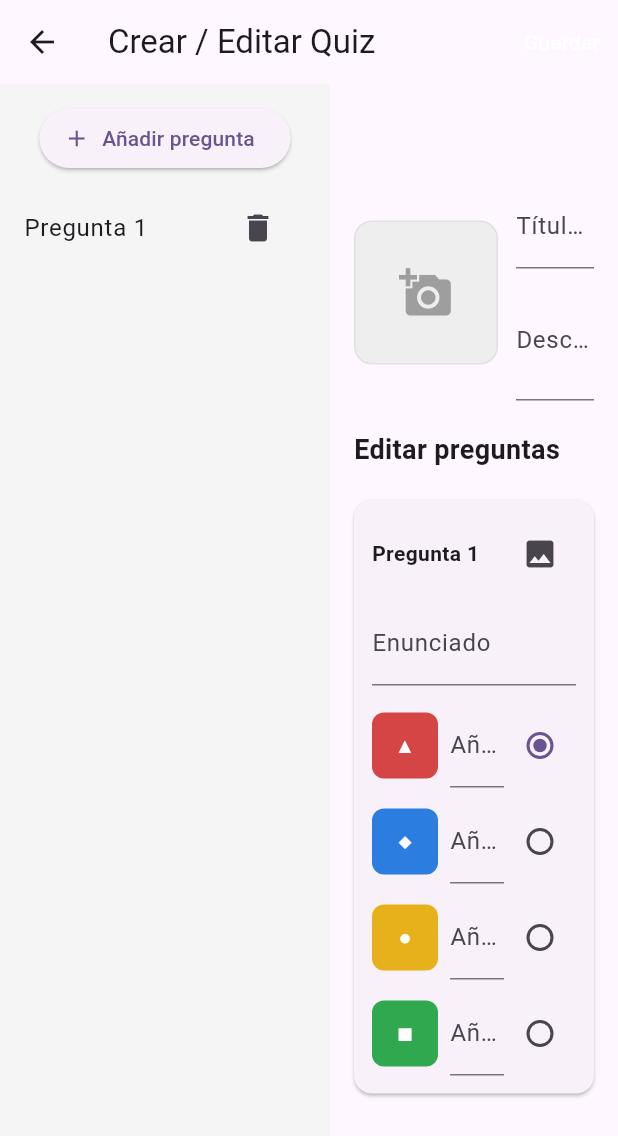
After one commit to aledance/QuizGoFront, a Flutter app: the QuizEditorPage screen opened directly, after a tap on "Añadir pregunta", on a phone screen of 412 x 824 dp. The commit adds this screen. Shown: the top 1136 px of the screen. Run offline on Flutter 3.47's test engine with Material 3 defaults, Android fonts, the phone set to English and light mode, and no system bars; our stand-ins replace fpdart, freezed_annotation, image_picker.

Commit message:
se creo la interfaz de  creacion de quices y editar quices

```diff
--- a/lib/application/quiz/use_cases/create_quiz.dart
+++ b/lib/application/quiz/use_cases/create_quiz.dart
@@ -1,6 +1,7 @@
 import 'package:fpdart/fpdart.dart';
 import 'package:flutter_application_1/domain/quiz/entities/author.dart';
 import 'package:flutter_application_1/domain/quiz/entities/quiz.dart';
+import 'package:flutter_application_1/domain/quiz/entities/question.dart';
 import 'package:flutter_application_1/domain/quiz/repositories/quiz_failure.dart';
 import 'package:flutter_application_1/domain/quiz/repositories/quiz_repository.dart';
 import 'package:flutter_application_1/domain/quiz/value_objects/quiz_description.dart';
@@ -18,6 +19,7 @@ class CreateQuiz {
     required String description,
     required Visibility visibility,
     required Author author,
+    List<Question>? questions,
   }) async {
     final newQuiz = Quiz(
       id: UniqueId(),
@@ -26,7 +28,7 @@ class CreateQuiz {
       visibility: visibility,
       author: author,
       createdAt: DateTime.now(),
-      questions: [],
+      questions: questions ?? [],
     );
 
     return _quizRepository.create(newQuiz);
--- /dev/null
+++ b/lib/presentation/quiz/quiz_editor_page.dart
@@ -0,0 +1,287 @@
+import 'dart:io';
+
+import 'package:flutter/material.dart' hide Visibility;
+import 'package:image_picker/image_picker.dart';
+import 'package:flutter_application_1/application/quiz/use_cases/create_quiz.dart';
+import 'package:flutter_application_1/infrastructure/injection.dart';
+import 'package:flutter_application_1/domain/quiz/value_objects/visibility.dart';
+import 'package:flutter_application_1/domain/quiz/entities/question.dart' as d;
+import 'package:flutter_application_1/domain/quiz/entities/option.dart' as dopt;
+import 'package:flutter_application_1/domain/quiz/value_objects/unique_id.dart';
+import 'package:flutter_application_1/domain/quiz/value_objects/question_statement.dart';
+import 'package:flutter_application_1/domain/quiz/value_objects/option_text.dart';
+import 'package:flutter_application_1/domain/quiz/entities/author.dart';
+
+class QuizEditorPage extends StatefulWidget {
+  const QuizEditorPage({Key? key}) : super(key: key);
+
+  @override
+  State<QuizEditorPage> createState() => _QuizEditorPageState();
+}
+
+class _QuizEditorPageState extends State<QuizEditorPage> {
+  final _titleCtrl = TextEditingController();
+  final _descCtrl = TextEditingController();
+
+  final List<_QuestionDraft> _questions = [];
+  String? _quizImagePath;
+  final ImagePicker _picker = ImagePicker();
+
+  @override
+  void dispose() {
+    _titleCtrl.dispose();
+    _descCtrl.dispose();
+    super.dispose();
+  }
+
+  void _addQuestion() {
+    setState(() => _questions.add(_QuestionDraft()));
+  }
+
+  Future<void> _pickQuizImage() async {
+    final f = await _picker.pickImage(source: ImageSource.gallery, maxWidth: 1200);
+    if (f != null) setState(() => _quizImagePath = f.path);
+  }
+
+  void _removeQuestion(int index) {
+    setState(() => _questions.removeAt(index));
+  }
+
+  Future<void> _saveQuiz() async {
+    if (_titleCtrl.text.trim().isEmpty) {
+      ScaffoldMessenger.of(context).showSnackBar(const SnackBar(content: Text('El título es requerido')));
+      return;
+    }
+
+    if (_questions.isEmpty) {
+      ScaffoldMessenger.of(context).showSnackBar(const SnackBar(content: Text('Añade al menos una pregunta')));
+      return;
+    }
+
+    // build domain questions
+    final domainQuestions = _questions.map((q) {
+      final opts = List.generate(q.options.length, (i) => dopt.Option(id: UniqueId(), text: OptionText(q.options[i])));
+      final correct = opts[q.correctIndex.clamp(0, opts.length - 1)];
+      return d.Question(id: UniqueId(), statement: QuestionStatement(q.statement), options: opts, correctOption: correct);
+    }).toList();
+
+    final repo = createQuizRepository();
+    final create = CreateQuiz(repo);
+    final author = Author(id: UniqueId(), name: 'Autor demo');
+
+    final res = await create.call(name: _titleCtrl.text.trim(), description: _descCtrl.text.trim(), visibility: Visibility.public, author: author, questions: domainQuestions);
+
+    res.match(
+      (l) => ScaffoldMessenger.of(context).showSnackBar(const SnackBar(content: Text('Error creando quiz'))),
+      (r) => ScaffoldMessenger.of(context).showSnackBar(const SnackBar(content: Text('Quiz creado'))),
+    );
+  }
+
+  @override
+  Widget build(BuildContext context) {
+    return Scaffold(
+      appBar: AppBar(
+        title: const Text('Crear / Editar Quiz'),
+        actions: [
+          TextButton(
+            onPressed: _saveQuiz,
+            child: const Text('Guardar', style: TextStyle(color: Colors.white)),
+          )
+        ],
+      ),
+      body: Row(
+        children: [
+          // Left: questions list
+          Container(
+            width: 220,
+            color: Colors.grey.shade100,
+            child: Column(
+              children: [
+                const SizedBox(height: 12),
+                ElevatedButton.icon(onPressed: _addQuestion, icon: const Icon(Icons.add), label: const Text('Añadir pregunta')),
+                const SizedBox(height: 8),
+                Expanded(
+                  child: ListView.builder(
+                    itemCount: _questions.length,
+                    itemBuilder: (context, idx) {
+                      return ListTile(
+                        title: Text('Pregunta ${idx + 1}'),
+                        trailing: IconButton(icon: const Icon(Icons.delete), onPressed: () => _removeQuestion(idx)),
+                        selected: _selected == idx,
+                        onTap: () => setState(() => _selected = idx),
+                      );
+                    },
+                  ),
+                )
+              ],
+            ),
+          ),
+          // Center: editor
+          Expanded(
+            child: Padding(
+              padding: const EdgeInsets.all(16),
+              child: SingleChildScrollView(
+                child: Column(
+                  crossAxisAlignment: CrossAxisAlignment.stretch,
+                  children: [
+                    // Header with quiz image and title
+                    Row(
+                      children: [
+                        GestureDetector(
+                          onTap: _pickQuizImage,
+                          child: Container(
+                            width: 96,
+                            height: 96,
+                            decoration: BoxDecoration(
+                              color: Colors.grey.shade200,
+                              borderRadius: BorderRadius.circular(12),
+                              border: Border.all(color: Colors.grey.shade300),
+                            ),
+                            child: _quizImagePath == null
+                                ? const Icon(Icons.add_a_photo, color: Colors.grey, size: 36)
+                                : ClipRRect(borderRadius: BorderRadius.circular(12), child: Image.file(File(_quizImagePath!), fit: BoxFit.cover)),
+                          ),
+                        ),
+                        const SizedBox(width: 12),
+                        Expanded(
+                          child: Column(
+                            crossAxisAlignment: CrossAxisAlignment.start,
+                            children: [
+                              TextField(controller: _titleCtrl, decoration: const InputDecoration(labelText: 'Título del Quiz')),
+                              const SizedBox(height: 8),
+                              TextField(controller: _descCtrl, decoration: const InputDecoration(labelText: 'Descripción (opcional)'), maxLines: 2),
+                            ],
+                          ),
+                        ),
+                      ],
+                    ),
+                    const SizedBox(height: 20),
+                    const Text('Editar preguntas', style: TextStyle(fontSize: 18, fontWeight: FontWeight.w600)),
+                    const SizedBox(height: 12),
+                    ..._questions.asMap().entries.map((e) {
+                      final idx = e.key;
+                      final q = e.value;
+                      return _QuestionEditor(
+                        index: idx,
+                        draft: q,
+                        onChanged: (d) => setState(() => _questions[idx] = d),
+                      );
+                    }),
+                    const SizedBox(height: 20),
+                  ],
+                ),
+              ),
+            ),
+          ),
+        ],
+      ),
+    );
+  }
+
+  int _selected = -1;
+}
+
+class _QuestionDraft {
+  String statement = '';
+  List<String> options = ['', '', '', ''];
+  int correctIndex = 0;
+  String? imagePath;
+}
+
+
+class _QuestionEditor extends StatefulWidget {
+  final int index;
+  final _QuestionDraft draft;
+  final ValueChanged<_QuestionDraft> onChanged;
+
+  const _QuestionEditor({Key? key, required this.index, required this.draft, required this.onChanged}) : super(key: key);
+
+  @override
+  State<_QuestionEditor> createState() => _QuestionEditorState();
+}
+
+class _QuestionEditorState extends State<_QuestionEditor> {
+  late _QuestionDraft draft;
+  final ImagePicker _picker = ImagePicker();
+
+  @override
+  void initState() {
+    super.initState();
+    draft = widget.draft;
+  }
+
+  Future<void> _pickImage() async {
+    final f = await _picker.pickImage(source: ImageSource.gallery, maxWidth: 1200);
+    if (f != null) setState(() { draft.imagePath = f.path; widget.onChanged(draft); });
+  }
+
+  _updateOptions(int i, String v) {
+    setState(() {
+      draft.options[i] = v;
+      widget.onChanged(draft);
+    });
+  }
+
+  _updateStatement(String v) {
+    setState(() {
+      draft.statement = v;
+      widget.onChanged(draft);
+    });
+  }
+
+  _setCorrectIndex(int i) {
+    setState(() {
+      draft.correctIndex = i;
+      widget.onChanged(draft);
+    });
+  }
+
+  @override
+  Widget build(BuildContext context) {
+    return Card(
+      margin: const EdgeInsets.symmetric(vertical: 8),
+      child: Padding(
+        padding: const EdgeInsets.all(12),
+        child: Column(
+          crossAxisAlignment: CrossAxisAlignment.stretch,
+          children: [
+            Row(
+              children: [
+                Text('Pregunta ${widget.index + 1}', style: const TextStyle(fontWeight: FontWeight.w600)),
+                const Spacer(),
+                IconButton(onPressed: _pickImage, icon: const Icon(Icons.image)),
+              ],
+            ),
+            const SizedBox(height: 8),
+            TextField(
+              decoration: const InputDecoration(labelText: 'Enunciado'),
+              onChanged: _updateStatement,
+              controller: TextEditingController(text: draft.statement),
+            ),
+            const SizedBox(height: 12),
+            if (draft.imagePath != null) Padding(padding: const EdgeInsets.only(bottom: 12), child: ClipRRect(borderRadius: BorderRadius.circular(8), child: Image.file(File(draft.imagePath!), height: 140, fit: BoxFit.cover))),
+            Wrap(
+              spacing: 8,
+              runSpacing: 8,
+              children: List.generate(4, (i) {
+                final color = [Color(0xFFd64545), Color(0xFF2b7edf), Color(0xFFe6b11a), Color(0xFF2fa84f)][i];
+                final symbol = ['▲', '◆', '●', '■'][i];
+                return SizedBox(
+                  width: 320,
+                  child: Row(
+                    children: [
+                      Container(width: 44, height: 44, decoration: BoxDecoration(color: color, borderRadius: BorderRadius.circular(8)), child: Center(child: Text(symbol, style: const TextStyle(color: Colors.white)))),
+                      const SizedBox(width: 8),
+                      Expanded(child: TextField(decoration: InputDecoration(labelText: 'Añadir respuesta ${i + 1}${i < 2 ? '' : ' (opcional)'}'), onChanged: (v) => _updateOptions(i, v), controller: TextEditingController(text: draft.options[i])),),
+                      Radio<int>(value: i, groupValue: draft.correctIndex, onChanged: (v) => _setCorrectIndex(v ?? 0)),
+                    ],
+                  ),
+                );
+              }),
+            ),
+          ],
+        ),
+      ),
+    );
+  }
+}
--- a/pubspec.yaml
+++ b/pubspec.yaml
@@ -39,6 +39,7 @@ dependencies:
   freezed_annotation: ^3.1.0
   http: ^1.6.0
   json_annotation: ^4.9.0
+  image_picker: ^0.8.7+5
 
 dev_dependencies:
   flutter_test:
```
Also changed, not shown: lib/main.dart (+4 -104 lines), lib/presentation/home_page.dart (added, +29 -0 lines), lib/presentation/quiz/quiz_form_page.dart (added, +118 -0 lines), lib/presentation/quiz/quiz_form_view_model.dart (added, +55 -0 lines), pubspec.lock, 8 other files.
